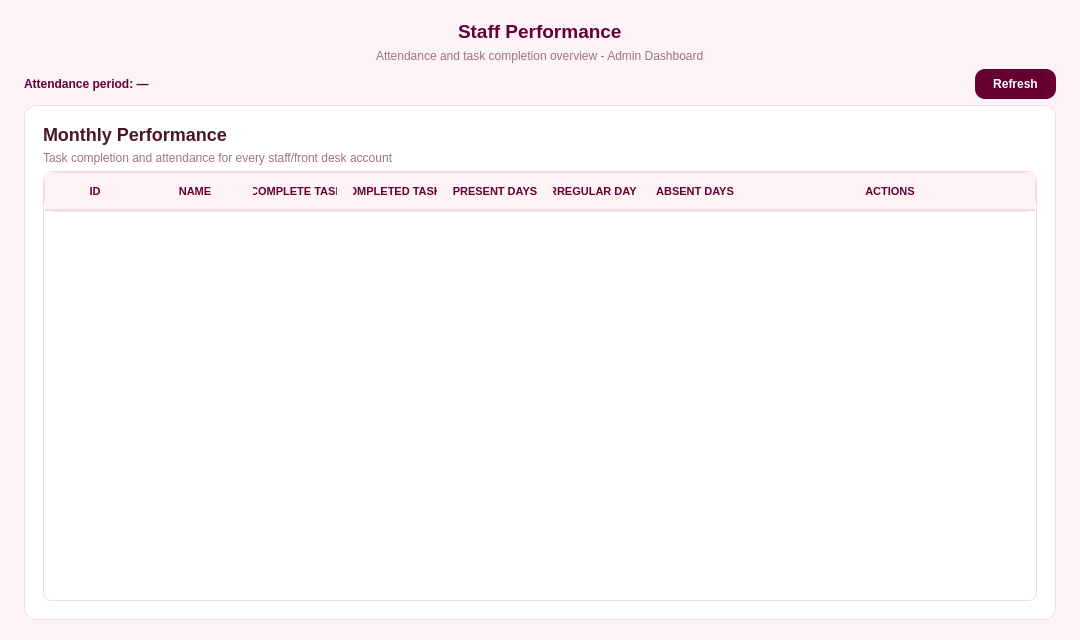
Qt form ui/staffperform.ui (kriitikat/Sajilo-Bazarr) before a commit.
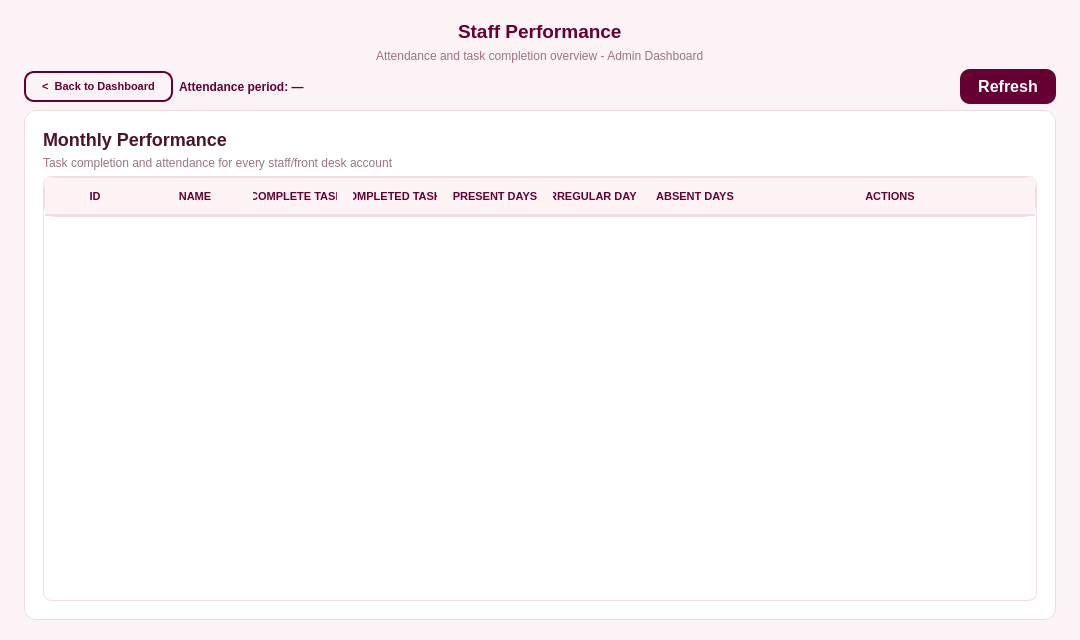
The same form after that commit.

What changed in the file:
```diff
--- a/ui/staffperform.ui
+++ b/ui/staffperform.ui
@@ -1,7 +1,7 @@
 <?xml version="1.0" encoding="UTF-8"?>
 <ui version="4.0">
  <class>StaffPerform</class>
- <widget class="QMainWindow" name="StaffPerform">
+ <widget class="QWidget" name="StaffPerform">
   <property name="geometry">
    <rect>
     <x>0</x>
@@ -27,11 +27,26 @@
    <string>Staff Performance</string>
   </property>
   <property name="styleSheet">
-   <string notr="true">QMainWindow, QWidget#centralwidget {
+   <string notr="true">QWidget#StaffPerform {
     background-color: #fbf3f5;
     font-family: 'Segoe UI';
 }
 
+/* ── Back to Dashboard (shared convention with category.ui) ─────────────── */
+QPushButton#backToDashboardBtn {
+    background-color: transparent;
+    border: 1.5px solid #660033;
+    border-radius: 10px;
+    padding: 7px 16px;
+    color: #660033;
+    font-weight: bold;
+    font-size: 11px;
+}
+QPushButton#backToDashboardBtn:hover {
+    background-color: #660033;
+    color: white;
+}
+
 /* ── Per-row ACTIONS button styling ───────────────────────────────────────
    Buttons in staffperform.cpp's buildActionsWidget() only set a
    QPushButton's &quot;actionRole&quot; dynamic property (disable / enable /
@@ -90,7 +105,6 @@
     background-color: #0e7490;
 }</string>
   </property>
-  <widget class="QWidget" name="centralwidget">
    <layout class="QVBoxLayout" name="verticalLayout">
     <property name="leftMargin"><number>24</number></property>
     <property name="topMargin"><number>20</number></property>
@@ -154,6 +168,16 @@
     </item>
     <item>
      <layout class="QHBoxLayout" name="topBarLayout">
+     <item>
+      <widget class="QPushButton" name="backToDashboardBtn">
+       <property name="cursor">
+        <cursorShape>PointingHandCursor</cursorShape>
+       </property>
+       <property name="text">
+        <string>&lt;  Back to Dashboard</string>
+       </property>
+      </widget>
+     </item>
       <item>
        <widget class="QLabel" name="periodLabel">
         <property name="styleSheet">
@@ -368,7 +392,6 @@
      </widget>
     </item>
    </layout>
-  </widget>
  </widget>
  <resources/>
  <connections/>
```
Lines whose indentation alone changed are shown as unchanged.
